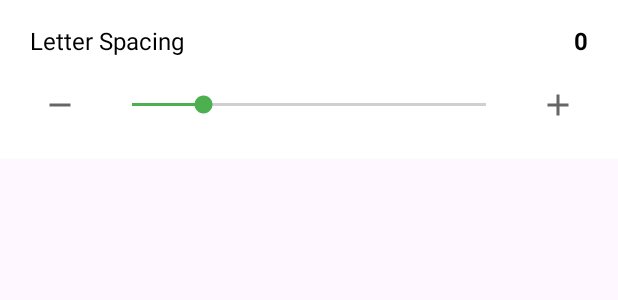
After one commit to namhoai11/Invitation-Marker, an Android app: the layout letter_spacing_control.xml on its own in the app's theme, with its tools: preview values and no code run, on a phone screen of 412 x 824 dp. The commit adds this screen. Shown: the top 300 px of the screen. Run offline under Robolectric (Android 15) with nearby library versions, the phone set to English and light mode, and no system bars.

```diff
--- /dev/null
+++ b/app/src/main/res/layout/letter_spacing_control.xml
@@ -0,0 +1,73 @@
+<?xml version="1.0" encoding="utf-8"?>
+<LinearLayout xmlns:android="http://schemas.android.com/apk/res/android"
+    android:layout_width="match_parent"
+    android:layout_height="wrap_content"
+    android:orientation="vertical"
+    android:background="#FFFFFF"
+    android:paddingHorizontal="20dp"
+    android:paddingVertical="16dp">
+
+    <!-- Letter Spacing Label and Value -->
+    <LinearLayout
+        android:layout_width="match_parent"
+        android:layout_height="wrap_content"
+        android:orientation="horizontal"
+        android:gravity="center_vertical"
+        android:layout_marginBottom="12dp">
+
+        <TextView
+            android:layout_width="0dp"
+            android:layout_height="wrap_content"
+            android:layout_weight="1"
+            android:text="Letter Spacing"
+            android:textSize="16sp"
+            android:textColor="#000000" />
+
+        <TextView
+            android:id="@+id/letter_spacing_value"
+            android:layout_width="wrap_content"
+            android:layout_height="wrap_content"
+            android:text="0"
+            android:textSize="16sp"
+            android:textColor="#000000"
+            android:textStyle="bold"
+            android:minWidth="40dp"
+            android:gravity="end" />
+    </LinearLayout>
+
+    <!-- SeekBar with - and + buttons -->
+    <LinearLayout
+        android:layout_width="match_parent"
+        android:layout_height="wrap_content"
+        android:orientation="horizontal"
+        android:gravity="center_vertical">
+
+        <ImageButton
+            android:id="@+id/btn_decrease_letter_spacing"
+            android:layout_width="40dp"
+            android:layout_height="40dp"
+            android:background="?attr/selectableItemBackgroundBorderless"
+            android:src="@drawable/ic_minus"
+            android:contentDescription="Decrease letter spacing"
+            android:layout_marginEnd="12dp" />
+
+        <SeekBar
+            android:id="@+id/seekbar_letter_spacing"
+            android:layout_width="0dp"
+            android:layout_height="wrap_content"
+            android:layout_weight="1"
+            android:max="125"
+            android:progress="25"
+            android:progressTint="#4CAF50"
+            android:thumbTint="#4CAF50" />
+
+        <ImageButton
+            android:id="@+id/btn_increase_letter_spacing"
+            android:layout_width="40dp"
+            android:layout_height="40dp"
+            android:background="?attr/selectableItemBackgroundBorderless"
+            android:src="@drawable/ic_plus"
+            android:contentDescription="Increase letter spacing"
+            android:layout_marginStart="12dp" />
+    </LinearLayout>
+</LinearLayout>
```
Also changed, not shown: app/src/main/java/com/example/invitationcard/ui/invitation_edit/InvitationEditActivity.kt (+108 -0 lines), app/src/main/java/com/example/invitationcard/ui/invitation_edit/edit_text/linewidth/LetterSpacingController.kt (added, +103 -0 lines), app/src/main/java/com/example/invitationcard/utils/FlexibleTextSticker.kt (+52 -9 lines), app/src/main/res/layout/activity_invitation_edit.xml (+8 -0 lines).
